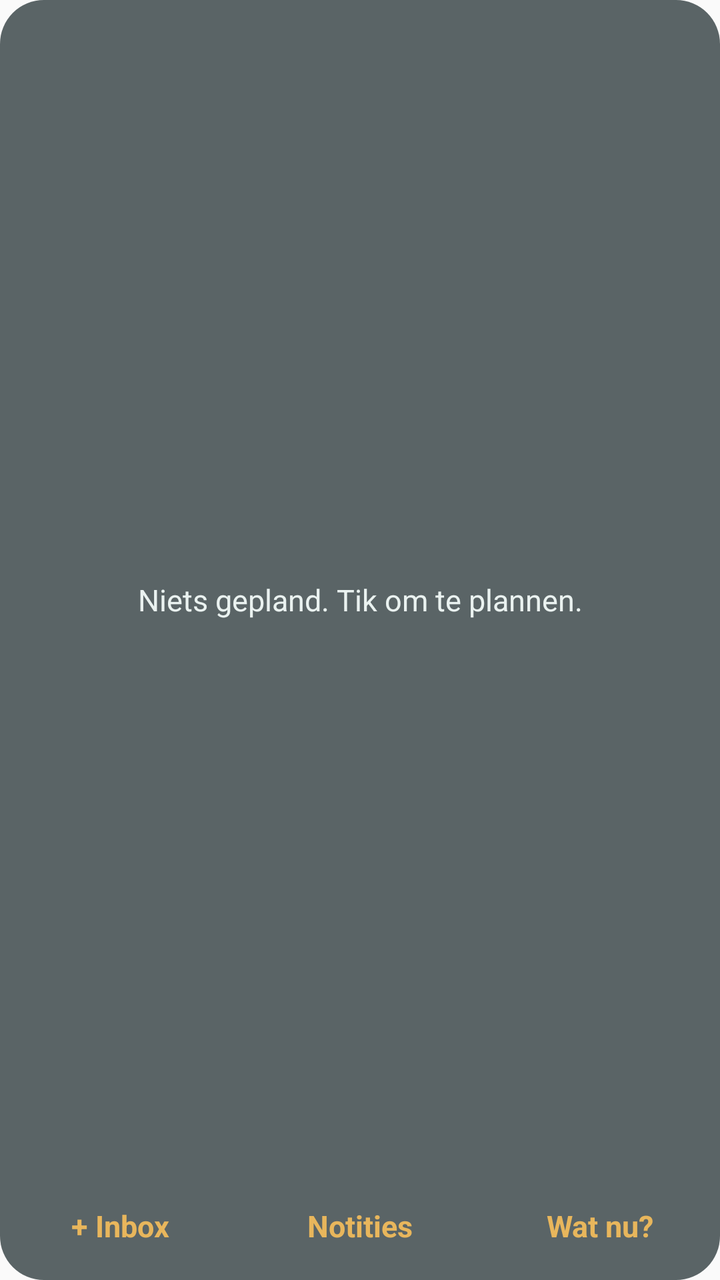
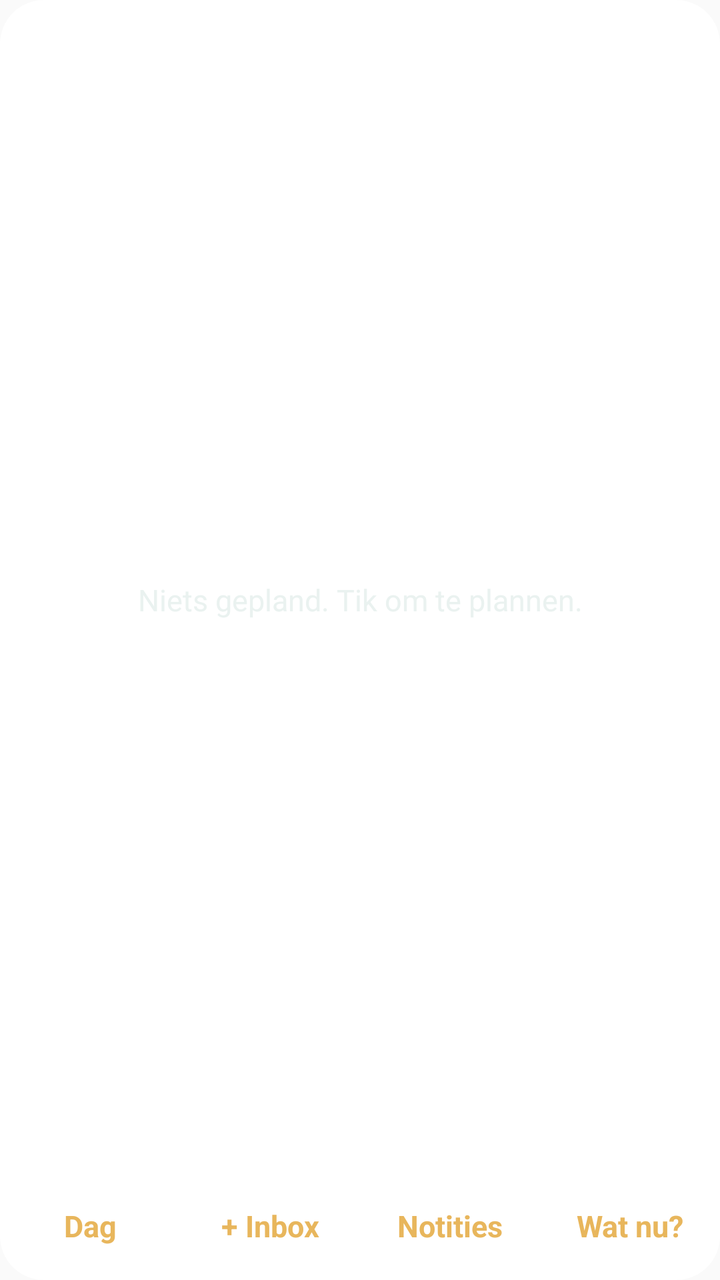

The first picture is an Android layout as it rendered before a commit; the second is the same layout after the commit. The layout source and the unified diff follow.
<!-- AndroidManifest.xml: application theme AppTheme -->
<!-- res/layout/widget_start.xml -->
<?xml version="1.0" encoding="utf-8"?>
<LinearLayout xmlns:android="http://schemas.android.com/apk/res/android"
    android:id="@+id/w_root"
    android:layout_width="match_parent"
    android:layout_height="match_parent"
    android:background="@drawable/widget_bg"
    android:orientation="vertical"
    android:paddingTop="10dp"
    android:paddingBottom="4dp">

    <FrameLayout
        android:layout_width="match_parent"
        android:layout_height="0dp"
        android:layout_weight="1">

        <ListView
            android:id="@+id/w_list"
            android:layout_width="match_parent"
            android:layout_height="match_parent"
            android:divider="@null"
            android:dividerHeight="0dp"
            android:scrollbars="none" />

        <TextView
            android:id="@+id/w_empty"
            android:layout_width="match_parent"
            android:layout_height="match_parent"
            android:gravity="center"
            android:text="Niets gepland. Tik om te plannen."
            android:textColor="#EAF2F0"
            android:textSize="15sp" />
    </FrameLayout>

    <LinearLayout
        android:layout_width="match_parent"
        android:layout_height="46dp"
        android:orientation="horizontal">

        <TextView
            android:id="@+id/w_inbox"
            android:layout_width="0dp"
            android:layout_height="match_parent"
            android:layout_weight="1"
            android:gravity="center"
            android:text="+ Inbox"
            android:textColor="#E8B65C"
            android:textSize="15sp"
            android:textStyle="bold" />

        <TextView
            android:id="@+id/w_notes"
            android:layout_width="0dp"
            android:layout_height="match_parent"
            android:layout_weight="1"
            android:gravity="center"
            android:text="Notities"
            android:textColor="#E8B65C"
            android:textSize="15sp"
            android:textStyle="bold" />

        <TextView
            android:id="@+id/w_focus"
            android:layout_width="0dp"
            android:layout_height="match_parent"
            android:layout_weight="1"
            android:gravity="center"
            android:text="Wat nu?"
            android:textColor="#E8B65C"
            android:textSize="15sp"
            android:textStyle="bold" />
    </LinearLayout>
</LinearLayout>
<!-- resources referenced by this layout -->
<resources>
  <!-- drawable widget_bg (drawable) -->
  <shape xmlns:android="http://schemas.android.com/apk/res/android" android:shape="rectangle">
      <solid android:color="#B3182528"/>
      <corners android:radius="22dp"/>
  </shape>
  <style name="AppTheme" parent="Theme.AppCompat.Light.DarkActionBar">
          
          <item name="colorPrimary">@color/colorPrimary</item>
          <item name="colorPrimaryDark">@color/colorPrimaryDark</item>
          <item name="colorAccent">@color/colorAccent</item>
      </style>
</resources>

<!-- the commit's change to res/layout/widget_start.xml (unified diff, before → after) -->
@@ -1,72 +1,94 @@
 <?xml version="1.0" encoding="utf-8"?>
-<LinearLayout xmlns:android="http://schemas.android.com/apk/res/android"
+<FrameLayout xmlns:android="http://schemas.android.com/apk/res/android"
     android:id="@+id/w_root"
     android:layout_width="match_parent"
-    android:layout_height="match_parent"
-    android:background="@drawable/widget_bg"
-    android:orientation="vertical"
-    android:paddingTop="10dp"
-    android:paddingBottom="4dp">
+    android:layout_height="match_parent">
 
-    <FrameLayout
+    <ImageView
+        android:id="@+id/w_bg"
         android:layout_width="match_parent"
-        android:layout_height="0dp"
-        android:layout_weight="1">
-
-        <ListView
-            android:id="@+id/w_list"
-            android:layout_width="match_parent"
-            android:layout_height="match_parent"
-            android:divider="@null"
-            android:dividerHeight="0dp"
-            android:scrollbars="none" />
-
-        <TextView
-            android:id="@+id/w_empty"
-            android:layout_width="match_parent"
-            android:layout_height="match_parent"
-            android:gravity="center"
-            android:text="Niets gepland. Tik om te plannen."
-            android:textColor="#EAF2F0"
-            android:textSize="15sp" />
-    </FrameLayout>
+        android:layout_height="match_parent"
+        android:scaleType="fitXY"
+        android:src="@drawable/widget_bg_shape" />
 
     <LinearLayout
         android:layout_width="match_parent"
-        android:layout_height="46dp"
-        android:orientation="horizontal">
+        android:layout_height="match_parent"
+        android:orientation="vertical"
+        android:paddingTop="10dp"
+        android:paddingBottom="4dp">
 
-        <TextView
-            android:id="@+id/w_inbox"
-            android:layout_width="0dp"
-            android:layout_height="match_parent"
-            android:layout_weight="1"
-            android:gravity="center"
-            android:text="+ Inbox"
-            android:textColor="#E8B65C"
-            android:textSize="15sp"
-            android:textStyle="bold" />
+        <FrameLayout
+            android:layout_width="match_parent"
+            android:layout_height="0dp"
+            android:layout_weight="1">
 
-        <TextView
-            android:id="@+id/w_notes"
-            android:layout_width="0dp"
-            android:layout_height="match_parent"
-            android:layout_weight="1"
-            android:gravity="center"
-            android:text="Notities"
-            android:textColor="#E8B65C"
-            android:textSize="15sp"
-            android:textStyle="bold" />
+            <ListView
+                android:id="@+id/w_list"
+                android:layout_width="match_parent"
+                android:layout_height="match_parent"
+                android:divider="@null"
+                android:dividerHeight="0dp"
+                android:scrollbars="none" />
 
-        <TextView
-            android:id="@+id/w_focus"
-            android:layout_width="0dp"
-            android:layout_height="match_parent"
-            android:layout_weight="1"
-            android:gravity="center"
-            android:text="Wat nu?"
-            android:textColor="#E8B65C"
-            android:textSize="15sp"
-            android:textStyle="bold" />
+            <TextView
+                android:id="@+id/w_empty"
+                android:layout_width="match_parent"
+                android:layout_height="match_parent"
+                android:gravity="center"
+                android:text="Niets gepland. Tik om te plannen."
+                android:textColor="#EAF2F0"
+                android:textSize="15sp" />
+        </FrameLayout>
+
+        <LinearLayout
+            android:layout_width="match_parent"
+            android:layout_height="46dp"
+            android:orientation="horizontal">
+
+            <TextView
+                android:id="@+id/w_day"
+                android:layout_width="0dp"
+                android:layout_height="match_parent"
+                android:layout_weight="1"
+                android:gravity="center"
+                android:text="Dag"
+                android:textColor="#E8B65C"
+                android:textSize="15sp"
+                android:textStyle="bold" />
+
+            <TextView
+                android:id="@+id/w_inbox"
+                android:layout_width="0dp"
+                android:layout_height="match_parent"
+                android:layout_weight="1"
+                android:gravity="center"
+                android:text="+ Inbox"
+                android:textColor="#E8B65C"
+                android:textSize="15sp"
+                android:textStyle="bold" />
+
+            <TextView
+                android:id="@+id/w_notes"
+                android:layout_width="0dp"
+                android:layout_height="match_parent"
+                android:layout_weight="1"
+                android:gravity="center"
+                android:text="Notities"
+                android:textColor="#E8B65C"
+                android:textSize="15sp"
+                android:textStyle="bold" />
+
+            <TextView
+                android:id="@+id/w_focus"
+                android:layout_width="0dp"
+                android:layout_height="match_parent"
+                android:layout_weight="1"
+                android:gravity="center"
+                android:text="Wat nu?"
+                android:textColor="#E8B65C"
+                android:textSize="15sp"
+                android:textStyle="bold" />
+        </LinearLayout>
     </LinearLayout>
-</LinearLayout>
+</FrameLayout>
<!-- resource entries referenced after the edit -->
@@ -1,8 +1,8 @@
 <!-- resources referenced by this layout -->
 <resources>
-  <!-- drawable widget_bg (drawable) -->
+  <!-- drawable widget_bg_shape (drawable) -->
   <shape xmlns:android="http://schemas.android.com/apk/res/android" android:shape="rectangle">
-      <solid android:color="#B3182528"/>
+      <solid android:color="#FFFFFFFF"/>
       <corners android:radius="22dp"/>
   </shape>
   <style name="AppTheme" parent="Theme.AppCompat.Light.DarkActionBar">
